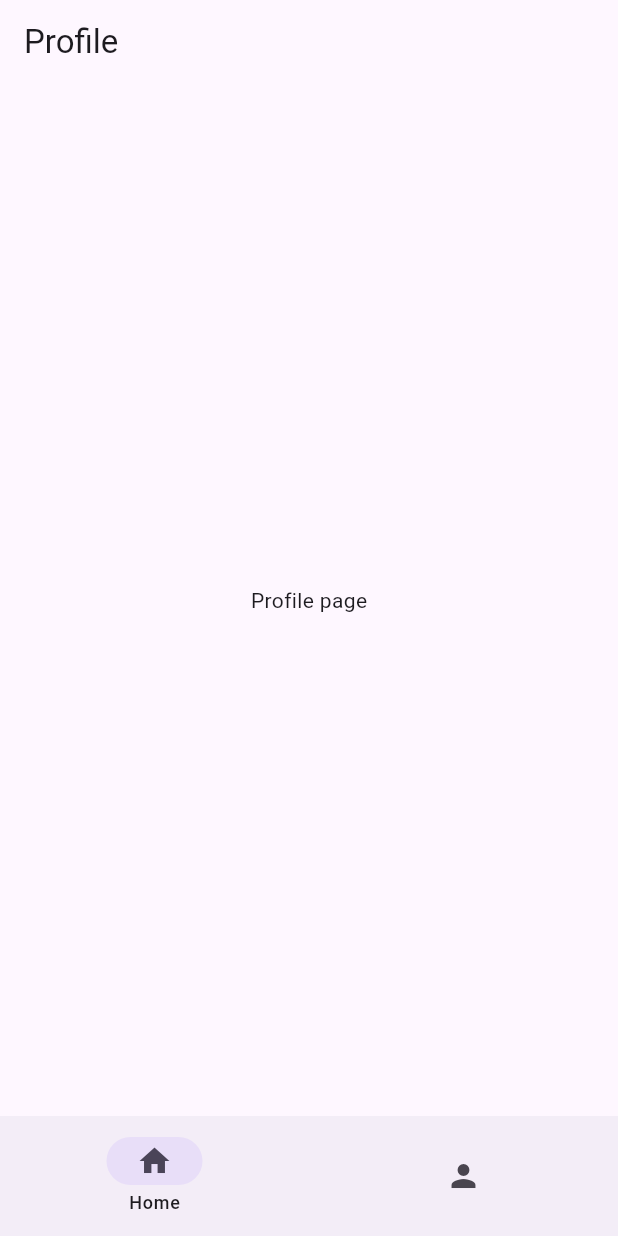
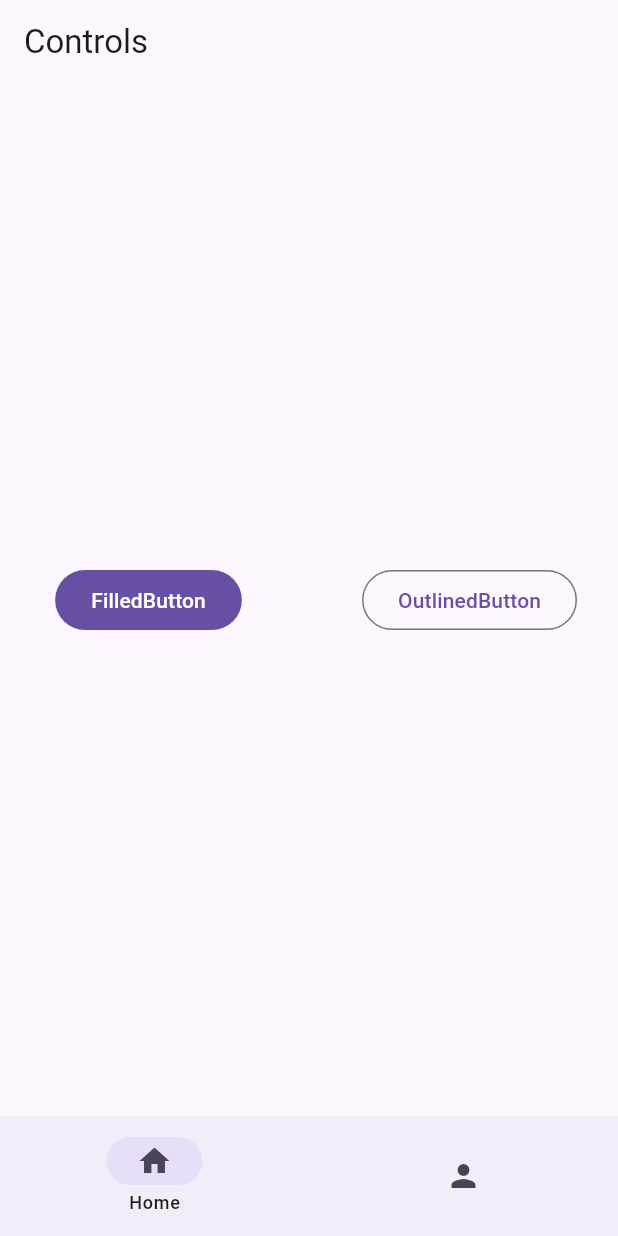
Before and after one commit to cylixlee/flutter-course, a Flutter app: the screen it shows after launch, swiped to page 2, on a phone screen of 412 x 824 dp. Run offline on Flutter 3.47's test engine with Material 3 defaults, Android fonts, the phone set to English and light mode, and no system bars; missing offline and left inert: window_manager.

Commit message:
feature: Add `ControlPage` and its showcase widgets.

```diff
--- a/lib/main.dart
+++ b/lib/main.dart
@@ -2,7 +2,7 @@ import 'dart:io';
 
 import 'package:flutter/material.dart';
 import 'package:flutter_course/pages/home_page.dart';
-import 'package:flutter_course/pages/profile_page.dart';
+import 'package:flutter_course/pages/controls_page.dart';
 import 'package:flutter_course/widgets/global_app_navigator.dart';
 import 'package:provider/provider.dart';
 import 'package:window_manager/window_manager.dart';
@@ -36,9 +36,9 @@ class MyApp extends StatelessWidget {
 
   @override
   Widget build(BuildContext context) {
-    return MaterialApp(
+    return const MaterialApp(
       home: GlobalAppNavigator(
-        destinations: const [
+        destinations: [
           GlobalAppNavigatorDestination(
             label: 'Home',
             icon: Icons.home,
@@ -47,7 +47,7 @@ class MyApp extends StatelessWidget {
           GlobalAppNavigatorDestination(
             label: 'Profile',
             icon: Icons.person,
-            body: ProfilePage(),
+            body: ControlsPage(),
           ),
         ],
       ),
--- /dev/null
+++ b/lib/pages/controls_page.dart
@@ -0,0 +1,24 @@
+import 'package:flutter/material.dart';
+import 'package:flutter_course/widgets/controls_showcase.dart';
+
+class ControlsPage extends StatelessWidget {
+  const ControlsPage({super.key});
+
+  @override
+  Widget build(BuildContext context) {
+    return Scaffold(
+      body: Center(
+        child: ControlsShowcase(
+          children: [
+            FilledButton(onPressed: () {}, child: const Text("FilledButton")),
+            OutlinedButton(
+              onPressed: () {},
+              child: const Text("OutlinedButton"),
+            ),
+          ],
+        ),
+      ),
+      appBar: AppBar(title: const Text("Controls")),
+    );
+  }
+}
--- a/lib/pages/profile_page.dart
+++ /dev/null
@@ -1,13 +0,0 @@
-import 'package:flutter/material.dart';
-
-class ProfilePage extends StatelessWidget {
-  const ProfilePage({super.key});
-
-  @override
-  Widget build(BuildContext context) {
-    return Scaffold(
-      body: const Center(child: Text("Profile page")),
-      appBar: AppBar(title: const Text("Profile")),
-    );
-  }
-}
--- /dev/null
+++ b/lib/widgets/controls_showcase.dart
@@ -0,0 +1,29 @@
+import 'package:flutter/material.dart';
+
+class ControlsShowcase extends StatelessWidget {
+  final double maxWidth;
+  final double maxCrossAxisExtent;
+  final double spacing;
+  final List<Widget> children;
+
+  const ControlsShowcase({
+    super.key,
+    this.maxWidth = 768,
+    this.spacing = 16,
+    this.maxCrossAxisExtent = 256,
+    required this.children,
+  });
+
+  @override
+  Widget build(BuildContext context) {
+    return GridView.extent(
+      maxCrossAxisExtent: maxCrossAxisExtent,
+      mainAxisSpacing: spacing,
+      crossAxisSpacing: spacing,
+      shrinkWrap: true,
+      children: List.generate(children.length, (index) {
+        return UnconstrainedBox(child: children[index]);
+      }),
+    );
+  }
+}
--- a/lib/widgets/global_app_navigator.dart
+++ b/lib/widgets/global_app_navigator.dart
@@ -23,15 +23,13 @@ class GlobalAppNavigator extends StatefulWidget {
   final Curve curve;
   final GlobalAppNavigatorLabelVisibility labelVisibility;
 
-  late final List<Widget> _children;
-
-  GlobalAppNavigator({
+  const GlobalAppNavigator({
     super.key,
     required this.destinations,
     this.duration = const Duration(milliseconds: 300),
     this.curve = Curves.easeInOut,
     this.labelVisibility = GlobalAppNavigatorLabelVisibility.showSelected,
-  }) : _children = destinations.map((e) => e.body).toList();
+  });
 
   @override
   State<GlobalAppNavigator> createState() => _GlobalAppNavigatorState();
@@ -58,7 +56,10 @@ class _GlobalAppNavigatorState extends State<GlobalAppNavigator> {
       physics: const NeverScrollableScrollPhysics(),
       scrollDirection: scrollDirection,
       controller: _pageController,
-      children: widget._children,
+      children: List.generate(
+        widget.destinations.length,
+        (index) => widget.destinations[index].body,
+      ),
     );
   }
 
```
